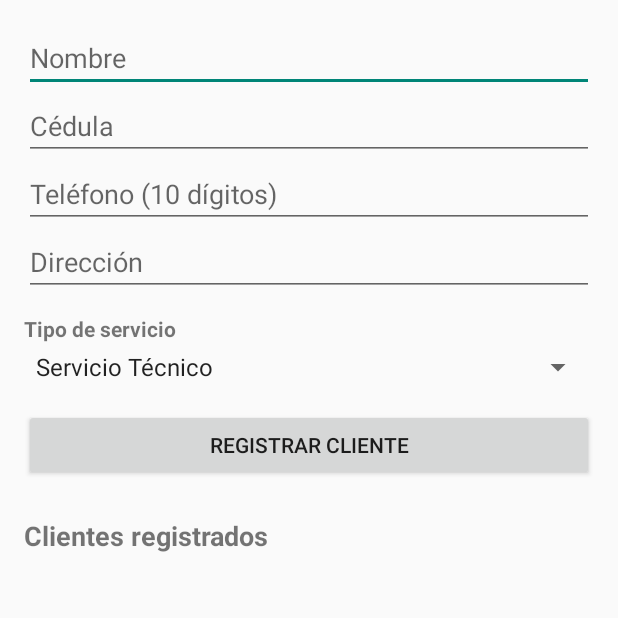
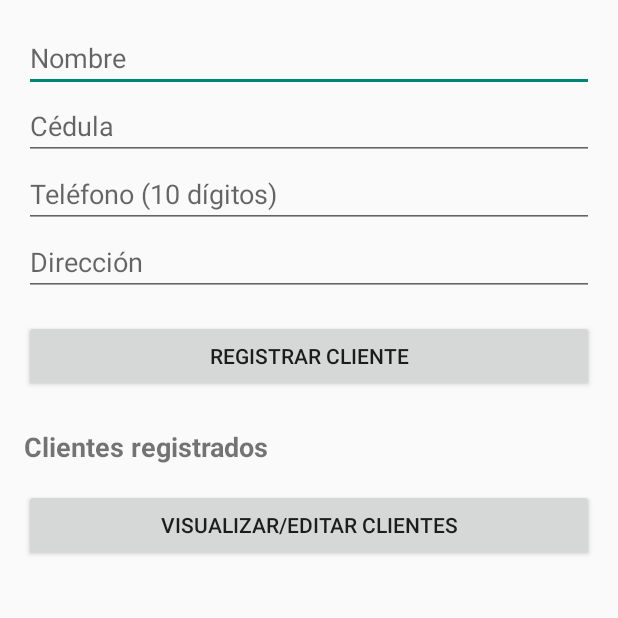
Before and after one commit to Jtoscanoa/BasculasyServicios, an Android app: the MainActivity screen opened directly, with no data from a screen before it, on a phone screen of 412 x 824 dp, the top half of it. Run offline under Robolectric (Android 15) with nearby library versions, the phone set to English and light mode, and no system bars.

Commit message:
HU06 casi lista
La funcionalidad pasó exitosamente por todos los CA. Si se realizan cambios, serán visuales ÚNICAMENTE

```diff
--- a/ProyectoByS/app/src/main/java/com/puropoo/proyectobys/ClientAdapter.java
+++ b/ProyectoByS/app/src/main/java/com/puropoo/proyectobys/ClientAdapter.java
@@ -43,7 +43,6 @@ public class ClientAdapter
         h.tvCedula.setText(c.cedula);
         h.tvPhone.setText(c.phone);
         h.tvAddress.setText(c.address);
-        h.tvService.setText(c.serviceType);
 
         h.btnEdit.setOnClickListener(v -> showEditDialog(c));
         h.btnDelete.setOnClickListener(v -> {
@@ -55,7 +54,7 @@ public class ClientAdapter
     @Override public int getItemCount() { return data.size(); }
 
     class ClientVH extends RecyclerView.ViewHolder {
-        TextView tvName, tvCedula, tvPhone, tvAddress, tvService;
+        TextView tvName, tvCedula, tvPhone, tvAddress;
         Button btnEdit, btnDelete;
         ClientVH(View item) {
             super(item);
@@ -63,7 +62,6 @@ public class ClientAdapter
             tvCedula  = item.findViewById(R.id.tvCedula);
             tvPhone   = item.findViewById(R.id.tvPhone);
             tvAddress = item.findViewById(R.id.tvAddress);
-            tvService = item.findViewById(R.id.tvService);
             btnEdit   = item.findViewById(R.id.btnEdit);
             btnDelete = item.findViewById(R.id.btnDelete);
         }
--- a/ProyectoByS/app/src/main/java/com/puropoo/proyectobys/DatabaseHelper.java
+++ b/ProyectoByS/app/src/main/java/com/puropoo/proyectobys/DatabaseHelper.java
@@ -27,14 +27,13 @@ public class DatabaseHelper {
         return exists;
     }
 
-    public long insertClient(String name, String cedula, String phone, String address, String serviceType) {
+    public long insertClient(String name, String cedula, String phone, String address) {
         SQLiteDatabase db = helper.getWritableDatabase();
         ContentValues cv = new ContentValues();
         cv.put("name", name);
         cv.put("cedula", cedula);
         cv.put("phone", phone);
         cv.put("address", address);
-        cv.put("serviceType", serviceType);
         long id = db.insert("clients", null, cv);
         db.close();
         return id;
--- a/ProyectoByS/app/src/main/java/com/puropoo/proyectobys/MainActivity.java
+++ b/ProyectoByS/app/src/main/java/com/puropoo/proyectobys/MainActivity.java
@@ -1,5 +1,6 @@
 package com.puropoo.proyectobys;
 
+import android.content.Intent;
 import android.os.Bundle;
 import android.widget.Button;
 import android.widget.EditText;
@@ -10,7 +11,6 @@ import androidx.appcompat.app.AppCompatActivity;
 public class MainActivity extends AppCompatActivity {
 
     private EditText etName, etCedula, etPhone, etAddress;
-    private Spinner spServiceType;
     private Button btnRegister;
     private DatabaseHelper dbHelper;
 
@@ -24,7 +24,6 @@ public class MainActivity extends AppCompatActivity {
         etCedula      = findViewById(R.id.etCedula);
         etPhone       = findViewById(R.id.etPhone);
         etAddress     = findViewById(R.id.etAddress);
-        spServiceType = findViewById(R.id.spServiceType);
         btnRegister   = findViewById(R.id.btnRegister);
 
         // 2) Crea tu helper de base de datos
@@ -36,7 +35,6 @@ public class MainActivity extends AppCompatActivity {
             String cedula      = etCedula.getText().toString().trim();
             String phone       = etPhone.getText().toString().trim();
             String address     = etAddress.getText().toString().trim();
-            String serviceType = spServiceType.getSelectedItem().toString();
 
             // 4) Validaciones
             if (name.isEmpty() || cedula.isEmpty() || phone.isEmpty() || address.isEmpty()) {
@@ -57,7 +55,7 @@ public class MainActivity extends AppCompatActivity {
             }
 
             // 5) Inserta el cliente (nota la firma con 5 parámetros)
-            long id = dbHelper.insertClient(name, cedula, phone, address, serviceType);
+            long id = dbHelper.insertClient(name, cedula, phone, address);
             if (id != -1) {
                 Toast.makeText(this,
                         "Cliente registrado correctamente",
@@ -69,7 +67,6 @@ public class MainActivity extends AppCompatActivity {
                 etCedula.setText("");
                 etPhone.setText("");
                 etAddress.setText("");
-                spServiceType.setSelection(0);
             } else {
                 Toast.makeText(this,
                         "Error al registrar cliente",
@@ -77,5 +74,15 @@ public class MainActivity extends AppCompatActivity {
                 ).show();
             }
         });
+
+        Button btnViewEditClients = findViewById(R.id.btnViewEditClients);
+
+// Configurar el clic del botón
+        btnViewEditClients.setOnClickListener(v -> {
+            // Redirige a la actividad que muestra la lista de clientes
+            Intent intent = new Intent(MainActivity.this, ClientsListActivity.class);
+            startActivity(intent);
+        });
+
     }
 }
--- a/ProyectoByS/app/src/main/res/layout/activity_main.xml
+++ b/ProyectoByS/app/src/main/res/layout/activity_main.xml
@@ -31,21 +31,6 @@
             android:layout_width="match_parent"
             android:layout_height="wrap_content"/>
 
-        <TextView
-            android:layout_marginTop="12dp"
-            android:text="Tipo de servicio"
-            android:textStyle="bold"
-            android:layout_width="match_parent"
-            android:layout_height="wrap_content"/>
-
-        <Spinner
-            android:id="@+id/spServiceType"
-            style="@style/Widget.AppCompat.Spinner.DropDown"
-            android:entries="@array/service_types"
-            android:layout_width="match_parent"
-            android:layout_height="wrap_content"
-            android:layout_marginTop="4dp"/>
-
         <Button
             android:id="@+id/btnRegister"
             android:text="Registrar Cliente"
@@ -62,6 +47,15 @@
             android:layout_width="match_parent"
             android:layout_height="wrap_content"/>
 
+        <Button
+            android:id="@+id/btnViewEditClients"
+            android:layout_width="match_parent"
+            android:layout_height="wrap_content"
+            android:text="Visualizar/Editar Clientes"
+            android:layout_marginTop="16dp"
+            android:onClick="goToViewEditClients"/>
+
+
         <ListView
             android:id="@+id/lvClients"
             android:layout_width="match_parent"
```
Also changed, not shown: ProyectoByS/app/src/main/res/layout/item_client.xml (+0 -17 lines), 1 other file.
